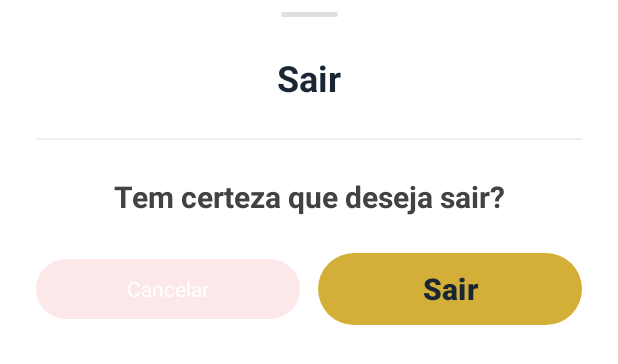
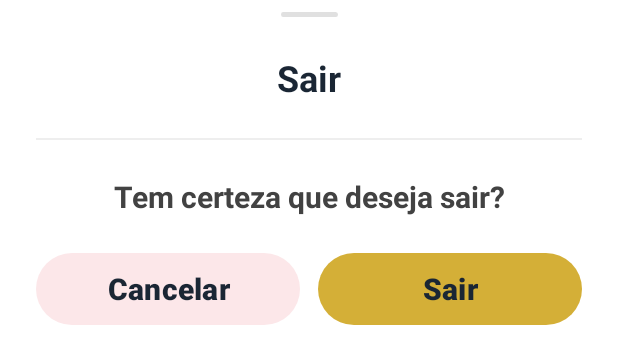
Before and after one commit to do5-5anto5/fifth-feat, an Android app: the layout bottom_sheet_logout.xml on its own in the app's theme, with its tools: preview values and no code run, on a phone screen of 412 x 824 dp. Shown: the top 364 px of the screen. Run offline under Robolectric (Android 15) with nearby library versions, the phone set to English and light mode, and no system bars.

Commit message:
Add refactor button's theme into bottom_sheet_logout.xml

```diff
--- a/app/src/main/res/layout/bottom_sheet_logout.xml
+++ b/app/src/main/res/layout/bottom_sheet_logout.xml
@@ -63,7 +63,7 @@
 
     <com.google.android.material.button.MaterialButton
         android:id="@+id/btn_cancel"
-        style="@style/ThemeSecondaryButton"
+        style="@style/ThemePrimaryButton"
         android:layout_width="0dp"
         android:layout_height="wrap_content"
         android:layout_marginTop="24dp"
```
